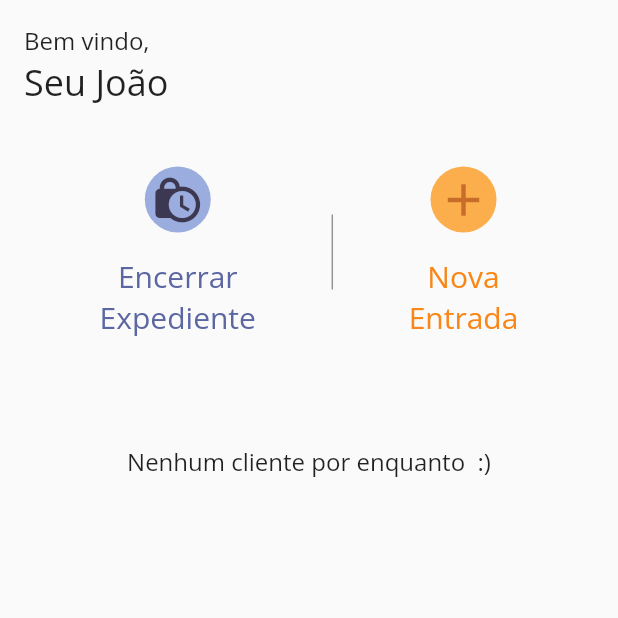
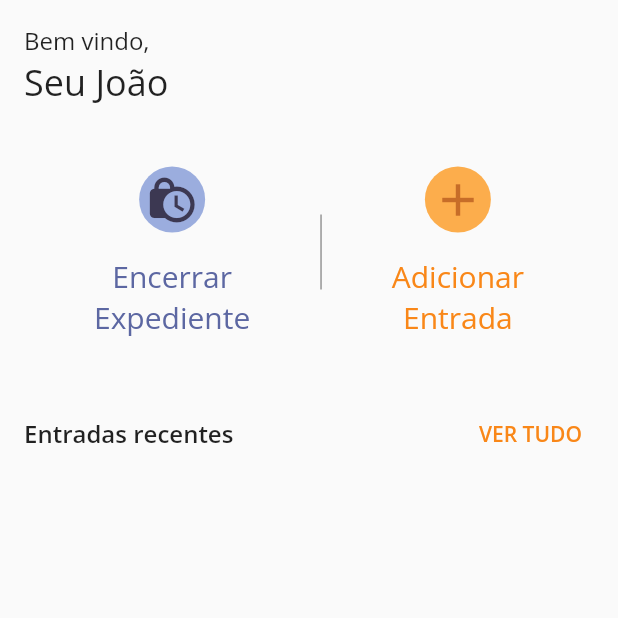
Before and after one commit to Felipe00/estacionamento_app, a Flutter app: the HomeScreen screen opened by its route, on a phone screen of 412 x 824 dp, the top half of it. Run offline on Flutter 3.47's test engine with Material 2 defaults, Android fonts, the phone set to English and light mode, and no system bars; our stand-ins replace cloud_firestore, firebase_core, flare_flutter, flutter_modular, flutter_svg, google_fonts and 1 more; accounts and stored records are empty.

Commit message:
Leitura e cadastro de Entradas no estacionamento

```diff
--- a/lib/app/app_module.dart
+++ b/lib/app/app_module.dart
@@ -1,4 +1,5 @@
 import 'package:estacionamento_joao/app/modules/home/home_module.dart';
+import 'package:estacionamento_joao/app/modules/place/parking_module.dart';
 import 'package:estacionamento_joao/app/modules/splash/splash_module.dart';
 import 'package:flutter_modular/flutter_modular.dart';
 
@@ -11,5 +12,6 @@ class AppModule extends Module {
   final List<ModularRoute> routes = [
     ModuleRoute('/', module: SplashModule()),
     ModuleRoute('/home', module: HomeModule()),
+    ModuleRoute('/parking', module: ParkingModule()),
   ];
 }
--- a/lib/app/core/models/park.dart
+++ b/lib/app/core/models/park.dart
@@ -1,3 +1,9 @@
+import 'package:cloud_firestore/cloud_firestore.dart';
+import 'package:intl/intl.dart';
+
+final FirebaseFirestore _firestore = FirebaseFirestore.instance;
+final CollectionReference _mainCollection = _firestore.collection('parking-joao');
+
 class ParkingLot {
   String? createdAt;
   List<Incomes>? incomes;
@@ -9,18 +15,62 @@ class ParkingLot {
     incomes = List.empty();
     if (json['incomes'] != null) {
       json['incomes'].forEach((v) {
-        incomes?.add( Incomes.fromJson(v));
+        incomes?.add(Incomes.fromJson(v));
       });
     }
   }
 
   Map<String, dynamic> toJson() {
-    final Map<String, dynamic> data =  Map<String, dynamic>();
+    final Map<String, dynamic> data = Map<String, dynamic>();
     data['created_at'] = this.createdAt;
     if (this.incomes != null) {
       data['incomes'] = this.incomes?.map((v) => v.toJson()).toList();
     }
     return data;
+  }
+
+  static String _today() => DateFormat('dd-MM-yyyy').format(DateTime.now());
+
+  static String _incomesDbName() => 'incomes';
+
+  // DATABASE
+
+  static Future<void> addItem({
+    required Incomes incomes,
+  }) async {
+    DocumentReference documentReferencer =
+        _mainCollection.doc(_today()).collection(_incomesDbName()).doc();
+
+    Map<String, dynamic> data = <String, dynamic>{
+      "incomes": incomes.toJson(),
+    };
+
+    await documentReferencer
+        .set(data)
+        .whenComplete(() => print("Incomes added to the database"))
+        .catchError((e) => print('>> $e'));
+  }
+
+  static Stream<QuerySnapshot> readItems() {
+    return _mainCollection.doc(_today()).collection(_incomesDbName()).snapshots();
+  }
+
+  static Future<void> updateItem({
+    required List<Incomes> incomes,
+    required String docId,
+  }) async {
+    DocumentReference documentReferencer =
+        _mainCollection.doc(_today()).collection(_incomesDbName()).doc(docId);
+
+    Map<String, dynamic> data = <String, dynamic>{
+      "createdAt": _today(),
+      "incomes": incomes
+    };
+
+    await documentReferencer
+        .update(data)
+        .whenComplete(() => print("Incomes updated in the database"))
+        .catchError((e) => print(e));
   }
 }
 
--- a/lib/app/core/widgets/action_button.dart
+++ b/lib/app/core/widgets/action_button.dart
@@ -6,8 +6,9 @@ class ActionButton extends StatelessWidget {
   final IconData icon;
   final String title;
   final bool colorPrimary;
+  final Function onTap;
 
-  const ActionButton(this.icon, this.title, {this.colorPrimary = true});
+  const ActionButton(this.icon, this.title, {required this.onTap, this.colorPrimary = true});
 
   @override
   Widget build(BuildContext context) {
@@ -16,7 +17,7 @@ class ActionButton extends StatelessWidget {
           overlayColor: MaterialStateColor.resolveWith((states) => colorPrimary
               ? KameleonColors.primary.withAlpha(80)
               : KameleonColors.secondary.withAlpha(80))),
-      onPressed: () {},
+      onPressed: () => onTap.call(),
       child: Column(
         children: [
           Container(
--- a/lib/app/core/widgets/park_line_item_list.dart
+++ b/lib/app/core/widgets/park_line_item_list.dart
@@ -7,8 +7,9 @@ import 'package:intl/intl.dart';
 
 class ParkLineItemList extends StatelessWidget {
   final Incomes item;
+  final String docID;
 
-  const ParkLineItemList({required this.item});
+  const ParkLineItemList({required this.item, required this.docID});
 
   @override
   Widget build(BuildContext context) {
@@ -39,6 +40,7 @@ class ParkLineItemList extends StatelessWidget {
           InkWell(
             onTap: () {
               // TODO chamar a tela para alterar um item
+              // docID
             },
             child: Icon(item.leaveAt != null ? Icons.check : Icons.keyboard_arrow_right),
           )
--- /dev/null
+++ b/lib/app/core/widgets/parking_list.dart
@@ -0,0 +1,38 @@
+import 'package:cloud_firestore/cloud_firestore.dart';
+import 'package:estacionamento_joao/app/core/models/park.dart';
+import 'package:estacionamento_joao/app/core/styles/colors.dart';
+import 'package:estacionamento_joao/app/core/widgets/park_line_item_list.dart';
+import 'package:flutter/material.dart';
+
+class ParkingList extends StatelessWidget {
+  @override
+  Widget build(BuildContext context) {
+    return StreamBuilder<QuerySnapshot>(
+        stream: ParkingLot.readItems(),
+        builder: (context, snapshot) {
+          if (snapshot.hasError) {
+            return Text('Ops, algo deu errado');
+          } else if (snapshot.hasData || snapshot.data != null) {
+            return Expanded(
+              child: ListView.separated(
+                  separatorBuilder: (context, index) => SizedBox(height: 8.0),
+                  itemCount: snapshot.data!.docs.length,
+                  itemBuilder: (context, index) {
+                    var item = Incomes.fromJson(
+                        snapshot.data!.docs[index].data()['incomes']);
+                    String docID = snapshot.data!.docs[index].id;
+                    return ParkLineItemList(item: item, docID: docID);
+                  }),
+            );
+          }
+
+          return Center(
+            child: CircularProgressIndicator(
+              valueColor: AlwaysStoppedAnimation<Color>(
+                KameleonColors.secondaryDark,
+              ),
+            ),
+          );
+        });
+  }
+}
--- a/lib/app/modules/home/home_controller.dart
+++ b/lib/app/modules/home/home_controller.dart
@@ -1,37 +1,10 @@
-import 'package:estacionamento_joao/app/core/models/park.dart';
 import 'package:flutter_modular/flutter_modular.dart';
-import 'package:rx_notifier/rx_notifier.dart';
 
 class HomeController extends Disposable {
-  RxDisposer? listener;
-  var parkingList = RxList<ParkingLot>();
 
-  HomeController() {
-    listener = _listenerFunction();
-  }
-
-  RxDisposer _listenerFunction() {
-    return rxObserver(() {
-      // inicialização
-      parkingList.addAll(List.filled(
-          1,
-          ParkingLot(createdAt: DateTime.now().toString(), incomes: [
-            // Incomes(
-            //     carPlate: "HOV8595",
-            //     createdAt: DateTime.now().toString(),
-            //     parkingSpace: "40",
-            //     leaveAt: null),
-            //     Incomes(
-            //     carPlate: "BRA3E33",
-            //     createdAt: DateTime.now().toString(),
-            //     parkingSpace: "41",
-            //     leaveAt: null)
-          ])));
-    });
-  }
+  HomeController();
 
   @override
   void dispose() {
-    listener!();
   }
 }
--- a/lib/app/modules/home/home_module.dart
+++ b/lib/app/modules/home/home_module.dart
@@ -10,6 +10,6 @@ class HomeModule extends Module {
 
   @override
   final List<ModularRoute> routes = [
-    ChildRoute(Modular.initialRoute, child: (_, __) => HomeScreen()),
+    ChildRoute(Modular.initialRoute, child: (_, __) => HomeScreen())
   ];
 }
--- a/lib/app/modules/home/home_screen.dart
+++ b/lib/app/modules/home/home_screen.dart
@@ -1,7 +1,7 @@
 import 'package:estacionamento_joao/app/core/styles/colors.dart';
 import 'package:estacionamento_joao/app/core/styles/typography.dart';
 import 'package:estacionamento_joao/app/core/widgets/action_button.dart';
-import 'package:estacionamento_joao/app/core/widgets/park_line_item_list.dart';
+import 'package:estacionamento_joao/app/core/widgets/parking_list.dart';
 import 'package:flutter/material.dart';
 import 'package:flutter_modular/flutter_modular.dart';
 
@@ -17,9 +17,11 @@ class _HomeScreenState extends ModularState<HomeScreen, HomeController> {
   Widget build(BuildContext context) {
     return SafeArea(
       child: Scaffold(
-          body: SingleChildScrollView(
-        child: Container(
-          padding: EdgeInsets.all(16.0),
+        body: Container(
+          padding: EdgeInsets.all(16),
+          child: CustomScrollView(
+            slivers: [
+              SliverFillRemaining(
                 child: Column(
                   crossAxisAlignment: CrossAxisAlignment.start,
                   children: [
@@ -31,11 +33,15 @@ class _HomeScreenState extends ModularState<HomeScreen, HomeController> {
                     SizedBox(
                       height: 32,
                     ),
+                    _titleParkingList(),
                     _parkingList()
                   ],
                 ),
+              )
+            ],
           ),
-      )),
+        ),
+      ),
     );
   }
 
@@ -57,44 +63,36 @@ class _HomeScreenState extends ModularState<HomeScreen, HomeController> {
             Icons.lock_clock,
             'Encerrar\nExpediente',
             colorPrimary: false,
+            onTap: () {
+              // TODO chamar a tela de encerrar expediente
+            },
           ),
           Container(
             height: 50,
             width: 1,
             color: KameleonColors.black_40,
           ),
-          ActionButton(Icons.add, 'Nova\nEntrada'),
+          ActionButton(
+            Icons.add,
+            'Adicionar\nEntrada',
+            onTap: () => Modular.to.pushNamed('/parking'),
+          ),
         ],
       );
 
-  Widget _parkingList() => controller.parkingList[0].incomes?.isEmpty == true
-      ? Container(
-          margin: EdgeInsets.only(top: 32),
-          child: Center(child: Text('Nenhum cliente por enquanto  :)')))
-      : Column(
-          crossAxisAlignment: CrossAxisAlignment.start,
+  Widget _parkingList() => ParkingList();
+
+  Widget _titleParkingList() => Row(
+        mainAxisAlignment: MainAxisAlignment.spaceBetween,
         children: [
-            Text('Últimas entradas', style: KameleonTypography.bodyEmphasis),
-            SizedBox(height: 8)
-          ]
-            ..addAll(controller.parkingList[0].incomes
-                    ?.take(5)
-                    .map((element) => ParkLineItemList(item: element))
-                    .toList() ??
-                [Container()])
-            ..add(
-              Center(
-                child: TextButton(
+          Text('Entradas recentes', style: KameleonTypography.bodyEmphasis),
+          TextButton(
             onPressed: () {},
             child: Text(
-                    'TODAS ENTRADAS',
+              'VER TUDO',
               style: KameleonTypography.button,
             ),
-                ),
-              ),
-            ),
+          )
+        ],
       );
-
-  Widget _parkButton() =>
-      ElevatedButton(onPressed: () {}, child: Text('Adicionar'));
 }
```
Also changed, not shown: lib/app/core/widgets/custom_text_field.dart (added, +33 -0 lines), lib/app/modules/place/new_client_screen.dart (added, +77 -0 lines), lib/app/modules/place/parking_controller.dart (added, +41 -0 lines), lib/app/modules/place/parking_module.dart (added, +17 -0 lines), lib/app/modules/place/success_screen.dart (added, +35 -0 lines), lib/app/modules/splash/splash_controller.dart (+7 -11 lines), pubspec.yaml (+4 -3 lines), lib/main.dart (line endings or trailing spaces), pubspec.lock, 7 other files. Lines whose indentation alone changed are shown as unchanged.
